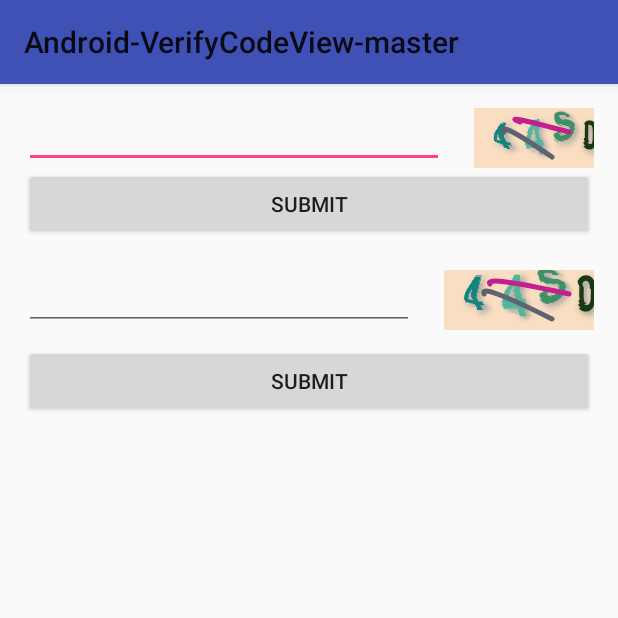
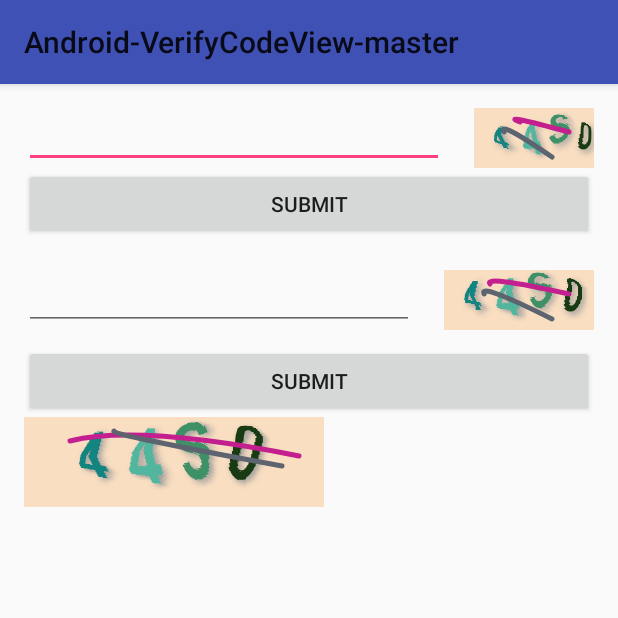
Before and after one commit to Freshman111/VerificationCodeView, an Android app: the screen it shows after launch (MainActivity), on a phone screen of 412 x 824 dp, the top half of it. Run offline under Robolectric (Android 15) with nearby library versions, the phone set to English and light mode, and no system bars.

Commit message:
优化效果

```diff
--- a/app/src/main/java/sgffsg/com/verifycodeview/MainActivity.java
+++ b/app/src/main/java/sgffsg/com/verifycodeview/MainActivity.java
@@ -16,7 +16,7 @@ import java.util.Random;
 
 public class MainActivity extends AppCompatActivity {
 
-    private VerificationCodeView verificationCodeView,net_verificationCodeView;
+    private VerificationCodeView verificationCodeView,net_verificationCodeView,verificationCodeView2;
     private Button btnSubmit,btnNetSubmit;
     private EditText edit_input,net_edit_input;
     private ProgressBar progressBar;
@@ -60,6 +60,13 @@ public class MainActivity extends AppCompatActivity {
             public void onClick(View view) {
                 edit_input.setText("");
                 verificationCodeView.refreshCode();
+            }
+        });
+        verificationCodeView2= (VerificationCodeView) findViewById(R.id.verifycodeview2);
+        verificationCodeView2.setOnClickListener(new View.OnClickListener() {
+            @Override
+            public void onClick(View view) {
+                verificationCodeView2.refreshCode();
             }
         });
 
--- a/app/src/main/java/sgffsg/com/verifycodeview/VerificationCodeView.java
+++ b/app/src/main/java/sgffsg/com/verifycodeview/VerificationCodeView.java
@@ -48,8 +48,11 @@ public class VerificationCodeView extends View {
 
     //控件总宽度
     private int mWidth;
+    private int dWidth;//真正可以绘制code的区域宽
     //控件高度
     private int mHeight;
+    private int dHeight;//真正可以绘制code的区域高
+    private int horizontalOffset=0;//水平方向的偏移，决定画笔开始的偏移量
     private boolean isInited=false;//是否初始化完成
 
     private Bitmap mbitmap;
@@ -104,8 +107,14 @@ public class VerificationCodeView extends View {
     protected void onSizeChanged(int w, int h, int oldw, int oldh) {
         super.onSizeChanged(w, h, oldw, oldh);
         mBounds=new RectF(getLeft(),getTop(),getRight(),getBottom());
-        mWidth= (int) (mBounds.right-mBounds.left);
-        mHeight= (int) (mBounds.bottom-mBounds.top);
+        mWidth=dWidth= (int) (mBounds.right-mBounds.left);
+        mHeight=dHeight= (int) (mBounds.bottom-mBounds.top);
+        if (mWidth*1.0/mHeight>5.0/2){
+            dWidth= (int) (mHeight*5.0/2);
+        } else if (mWidth*1.0/mHeight<5.0/2) {
+            dHeight= (int) (mWidth/5.0*2);
+        }
+        horizontalOffset=(mWidth-dWidth)/2;
         isInited=true;
         createCodeBitmap();
     }
@@ -175,7 +184,7 @@ public class VerificationCodeView extends View {
         //画背景
         myCanvas.drawColor(YELLOW_BG_COLOR);
         if (tempCode!=null&&tempCode.length()>0){
-            textPaint.setTextSize(mWidth/3);
+            textPaint.setTextSize(dWidth*0.3f);
             textPaint.getTextBounds(tempCode,0,codeNum,textBound);
             float charLength=(textBound.width())/codeNum;
             for (int i=0;i<codeNum;i++){
@@ -186,7 +195,7 @@ public class VerificationCodeView extends View {
                 myCanvas.rotate(offsetDegree,mWidth/2,mHeight/2);
                 // 给画笔设置随机颜色，+20是为了去除一些边界值
                 textPaint.setARGB(255, mRandom.nextInt(200) + 20, mRandom.nextInt(200) + 20, mRandom.nextInt(200) + 20);
-                myCanvas.drawText(String.valueOf(tempCode.charAt(i)), i * charLength * 1.6f+20, mHeight * 2 / 3f, textPaint);
+                myCanvas.drawText(String.valueOf(tempCode.charAt(i)), i * charLength * 1.6f+20+horizontalOffset, mHeight * 2 / 3f, textPaint);
                 myCanvas.restore();
             }
         }
--- a/app/src/main/res/layout/activity_main.xml
+++ b/app/src/main/res/layout/activity_main.xml
@@ -65,4 +65,10 @@
         android:layout_below="@id/net_verifycodeview_layut"
         android:text="Submit"/>
 
+    <sgffsg.com.verifycodeview.VerificationCodeView
+        android:id="@+id/verifycodeview2"
+        android:layout_width="200dp"
+        android:layout_height="60dp"
+        android:layout_below="@id/net_btn_submit"/>
+
 </RelativeLayout>
```
